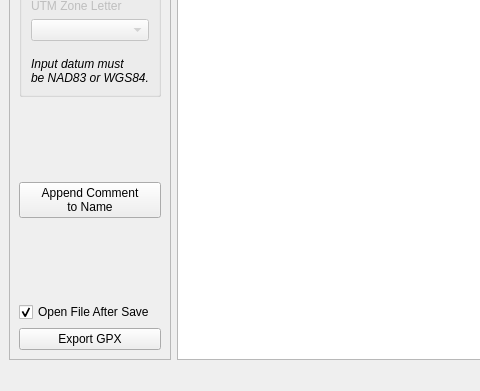
Before: the Qt Designer form src/qt_ui/gpx_creator.ui in Eric-Meunier/Processor-Suite, drawn with Qt 5; both pictures show x 0 to 480 and y 204 to 595 of the 822 by 595 pixel window.
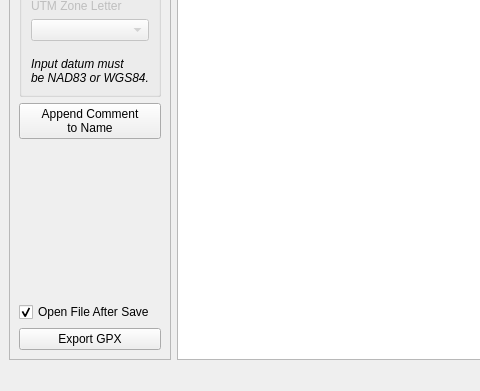
After: the same form once the commit is applied.

Commit message: GPXCreator added to main window.

```diff
--- a/src/qt_ui/gpx_creator.ui
+++ b/src/qt_ui/gpx_creator.ui
@@ -275,19 +275,6 @@
          </layout>
         </widget>
        </item>
-       <item>
-        <spacer name="verticalSpacer_4">
-         <property name="orientation">
-          <enum>Qt::Vertical</enum>
-         </property>
-         <property name="sizeHint" stdset="0">
-          <size>
-           <width>20</width>
-           <height>40</height>
-          </size>
-         </property>
-        </spacer>
-       </item>
        <item>
         <widget class="QPushButton" name="auto_name_btn">
          <property name="text">
```
The commit also changes 6 other files.
